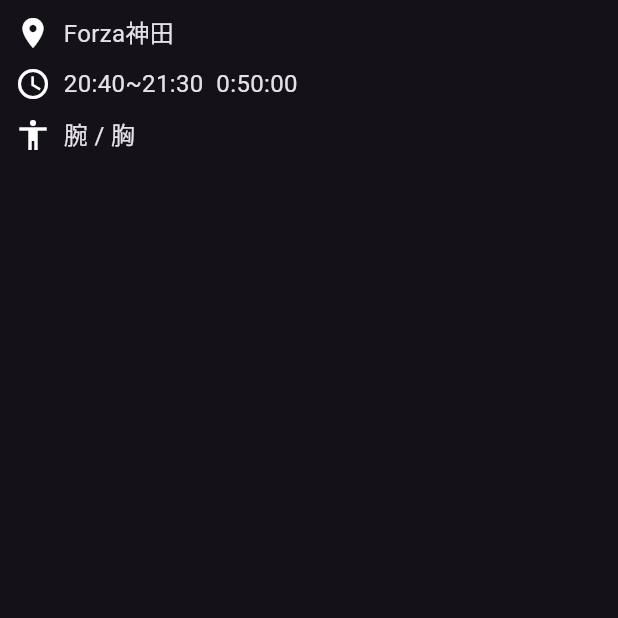
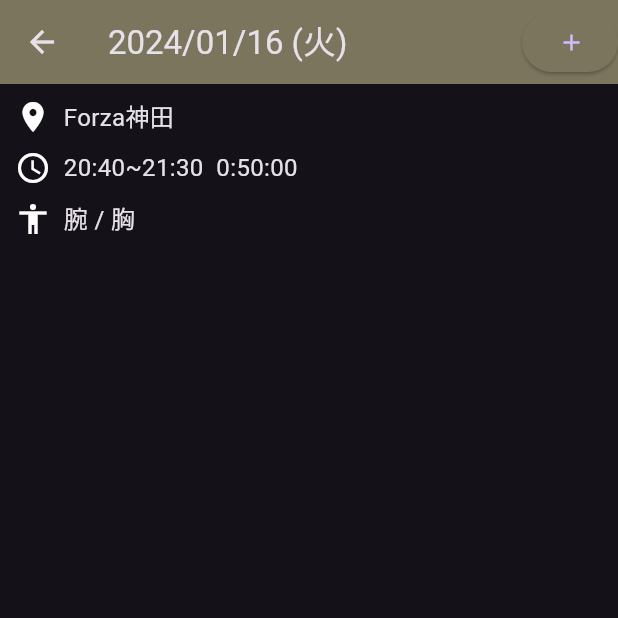
Before and after one commit to kana0830/gym_freak, a Flutter app: the TrainingMemo screen opened directly, on a phone screen of 412 x 824 dp, the top half of it. Run offline on Flutter 3.47's test engine with Material 3 defaults, Android fonts, the phone set to English and light mode, and no system bars; our stand-ins replace cloud_firestore, firebase_core, flutter_datetime_picker_plus, flutter_riverpod, go_router, riverpod_annotation and 1 more; missing offline and left inert: age_calculator, firebase_ui_auth; accounts and stored records are empty; generated files the repository leaves out were written again.

Commit message:
appBarの変更

```diff
--- a/lib/models/user.dart
+++ b/lib/models/user.dart
@@ -1,10 +1,11 @@
 import 'package:cloud_firestore/cloud_firestore.dart';
 import 'package:gym_freak/common/division.dart';
+import 'package:intl/intl.dart';
 
 class User {
 
   late String id;
-  late String birthday;
+  late Timestamp birthday;
   late String email;
   late String favoriteMenu;
   late String gender;
@@ -18,7 +19,7 @@ class User {
 
   User(Map<String, dynamic> doc, docId) {
     id = docId;
-    birthday = doc['birthday'];
+    birthday = doc['birthday'] as Timestamp;
     email = doc['email'];
     favoriteMenu = doc['favoriteMenu'];
     gender = doc['gender'];
--- a/lib/repositories/user_repository.dart
+++ b/lib/repositories/user_repository.dart
@@ -18,7 +18,7 @@ class UserRepository {
 
   void updateUser(id, user) async{
     await FirebaseFirestore.instance.collection('user').doc(id).update({
-      'birthday' : user['birthday'],
+      'birthday' : DateTime.parse(user['birthday']),
       'email' : user['email'],
       'favoriteMenu' : user['favoriteMenu'],
       'gender' : user['gender'],
--- a/lib/views/screens/pages/edit_profile.dart
+++ b/lib/views/screens/pages/edit_profile.dart
@@ -2,6 +2,7 @@ import 'package:flutter/cupertino.dart';
 import 'package:flutter/material.dart';
 import 'package:flutter_riverpod/flutter_riverpod.dart';
 import 'package:intl/intl.dart';
+import '../../../common/common_data_util.dart';
 import '../../../common/division.dart';
 import '../../../view_models/user_notifier.dart';
 import 'package:flutter_datetime_picker_plus/flutter_datetime_picker_plus.dart';
@@ -150,7 +151,7 @@ class EditProfile extends ConsumerWidget {
         .toString();
     return Card(
       child: TextFormField(
-        initialValue: initBD,
+        controller: TextEditingController(text: initBD),
         focusNode: AlwaysDisabledFocusNode(),
         decoration: const InputDecoration(
           floatingLabelStyle: TextStyle(color: Colors.white),
--- a/lib/views/screens/pages/training_memo.dart
+++ b/lib/views/screens/pages/training_memo.dart
@@ -1,7 +1,11 @@
 import 'package:flutter/material.dart';
 import 'package:gym_freak/views/components/list_content.dart';
 
+import '../../../common/common_data_util.dart';
+
 class TrainingMemo extends StatefulWidget {
+  const TrainingMemo({super.key});
+
   @override
   State<TrainingMemo> createState() => _TrainingMemoState();
 }
@@ -64,9 +68,27 @@ class _TrainingMemoState extends State<TrainingMemo> {
 
   @override
   Widget build(BuildContext context) {
-    return const SafeArea(
+
+    // 表示用日付を取得
+    String today = CommonDataUtil.getDate() + CommonDataUtil.getDayOfWeek();
+
+    return SafeArea(
       child: Scaffold(
-        body: Padding(
+        appBar: AppBar(
+        backgroundColor: const Color(0xFF7b755e),
+        title: Text(today),
+        actions: [
+          ElevatedButton(
+            style: ElevatedButton.styleFrom(
+              fixedSize: const Size(10.0, 10.0),
+              backgroundColor: const Color(0xFF7b755e),
+            ),
+            onPressed: () {},
+            child: const Icon(Icons.add),
+          )
+        ],
+      ),
+        body: const Padding(
           padding: EdgeInsets.all(10.0),
           child: Column(
             children: [
```
Also changed, not shown: lib/views/screens/home_screen.dart (+1 -39 lines), lib/views/screens/pages/my_calender.dart (+21 -0 lines).
